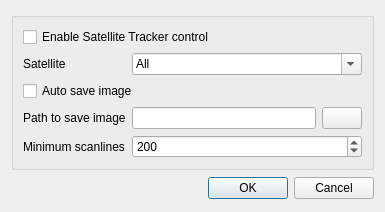
Above: plugins/channelrx/demodapt/aptdemodsettingsdialog.ui from f4exb/sdrangel before the change. Below: the same form after it.
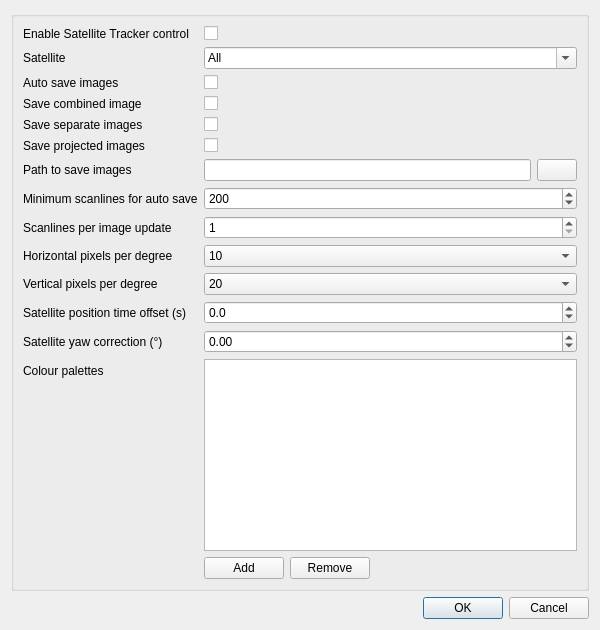
That is the form after the change. Icons and pictures are not drawn.

What changed in the file:
```diff
--- a/plugins/channelrx/demodapt/aptdemodsettingsdialog.ui
+++ b/plugins/channelrx/demodapt/aptdemodsettingsdialog.ui
@@ -6,13 +6,12 @@
    <rect>
     <x>0</x>
     <y>0</y>
-    <width>385</width>
-    <height>212</height>
+    <width>600</width>
+    <height>576</height>
    </rect>
   </property>
   <property name="font">
    <font>
-    <family>Liberation Sans</family>
     <pointsize>9</pointsize>
    </font>
   </property>
@@ -29,14 +28,136 @@
       </sizepolicy>
      </property>
      <layout class="QFormLayout" name="formLayout">
+      <item row="0" column="0">
+       <widget class="QLabel" name="satelliteTrackerControlLabel">
+        <property name="text">
+         <string>Enable Satellite Tracker control</string>
+        </property>
+       </widget>
+      </item>
+      <item row="0" column="1">
+       <widget class="QCheckBox" name="satelliteTrackerControl">
+        <property name="toolTip">
+         <string>Check to enable control by Satellite Tracker feature</string>
+        </property>
+        <property name="text">
+         <string/>
+        </property>
+       </widget>
+      </item>
+      <item row="3" column="0">
+       <widget class="QLabel" name="satelliteLabel">
+        <property name="text">
+         <string>Satellite</string>
+        </property>
+       </widget>
+      </item>
+      <item row="3" column="1">
+       <widget class="QComboBox" name="satellite">
+        <property name="toolTip">
+         <string>Select which satellite this channel will be used for</string>
+        </property>
+        <property name="editable">
+         <bool>true</bool>
+        </property>
+        <item>
+         <property name="text">
+          <string>All</string>
+         </property>
+        </item>
+        <item>
+         <property name="text">
+          <string>NOAA 15</string>
+         </property>
+        </item>
+        <item>
+         <property name="text">
+          <string>NOAA 18</string>
+         </property>
+        </item>
+        <item>
+         <property name="text">
+          <string>NOAA 19</string>
+         </property>
+        </item>
+       </widget>
+      </item>
+      <item row="4" column="0">
+       <widget class="QLabel" name="autoSaveLabel">
+        <property name="text">
+         <string>Auto save images</string>
+        </property>
+       </widget>
+      </item>
+      <item row="4" column="1">
+       <widget class="QCheckBox" name="autoSave">
+        <property name="toolTip">
+         <string>Check to automatically save images when acquisition is stopped or LOS</string>
+        </property>
+        <property name="text">
+         <string/>
+        </property>
+       </widget>
+      </item>
       <item row="5" column="0">
-       <widget class="QLabel" name="autoSavePathLabel">
+       <widget class="QLabel" name="saveCombinedLabel">
         <property name="text">
-         <string>Path to save image</string>
+         <string>Save combined image</string>
         </property>
        </widget>
       </item>
       <item row="5" column="1">
+       <widget class="QCheckBox" name="saveCombined">
+        <property name="toolTip">
+         <string>Save a combined image of both channel A and B</string>
+        </property>
+        <property name="text">
+         <string/>
+        </property>
+       </widget>
+      </item>
+      <item row="6" column="0">
+       <widget class="QLabel" name="saveSeparateLabel">
+        <property name="text">
+         <string>Save separate images</string>
+        </property>
+       </widget>
+      </item>
+      <item row="6" column="1">
+       <widget class="QCheckBox" name="saveSeparate">
+        <property name="toolTip">
+         <string>Save images from channels A and B to separate files</string>
+        </property>
+        <property name="text">
+         <string/>
+        </property>
+       </widget>
+      </item>
+      <item row="7" column="0">
+       <widget class="QLabel" name="saveProjectionLabel">
+        <property name="text">
+         <string>Save projected images</string>
+        </property>
+       </widget>
+      </item>
+      <item row="7" column="1">
+       <widget class="QCheckBox" name="saveProjection">
+        <property name="toolTip">
+         <string>Saves the equidistant cylindrical projected image</string>
+        </property>
+        <property name="text">
+         <string/>
+        </property>
+       </widget>
+      </item>
+      <item row="9" column="0">
+       <widget class="QLabel" name="autoSavePathLabel">
+        <property name="text">
+         <string>Path to save images</string>
+        </property>
+       </widget>
+      </item>
+      <item row="9" column="1">
        <layout class="QHBoxLayout" name="horizontalLayout">
         <item>
          <widget class="QLineEdit" name="autoSavePath">
@@ -58,14 +179,14 @@
         </item>
        </layout>
       </item>
-      <item row="6" column="0">
+      <item row="11" column="0">
        <widget class="QLabel" name="minScanlinesLabel">
         <property name="text">
-         <string>Minimum scanlines</string>
+         <string>Minimum scanlines for auto save</string>
         </property>
        </widget>
       </item>
-      <item row="6" column="1">
+      <item row="11" column="1">
        <widget class="QSpinBox" name="minScanlines">
         <property name="toolTip">
          <string>Enter the minimum number of scanlines in an image (after cropping) for it to be automatically saved</string>
@@ -84,24 +205,79 @@
         </property>
        </widget>
       </item>
-      <item row="2" column="0">
-       <widget class="QLabel" name="satelliteLabel">
+      <item row="12" column="0">
+       <widget class="QLabel" name="scanlinesPerImageUpdateLabel">
         <property name="text">
-         <string>Satellite</string>
+         <string>Scanlines per image update</string>
         </property>
        </widget>
       </item>
-      <item row="2" column="1">
-       <widget class="QComboBox" name="satellite">
+      <item row="12" column="1">
+       <widget class="QSpinBox" name="scanlinesPerImageUpdate">
         <property name="toolTip">
          <string>Select which satellite this channel will be used for</string>
         </property>
-        <property name="editable">
-         <bool>true</bool>
+        <property name="minimum">
+         <number>1</number>
         </property>
+        <property name="maximum">
+         <number>9999</number>
+        </property>
+       </widget>
+      </item>
+      <item row="17" column="0">
+       <widget class="QLabel" name="palettesLabel">
+        <property name="text">
+         <string>Colour palettes</string>
+        </property>
+       </widget>
+      </item>
+      <item row="17" column="1">
+       <widget class="QListWidget" name="palettes">
+        <property name="selectionMode">
+         <enum>QAbstractItemView::MultiSelection</enum>
+        </property>
+       </widget>
+      </item>
+      <item row="18" column="1">
+       <layout class="QHBoxLayout" name="buttonsHhorizontalLayout">
         <item>
+         <widget class="QPushButton" name="addPalette">
+          <property name="text">
+           <string>Add</string>
+          </property>
+         </widget>
+        </item>
+        <item>
+         <widget class="QPushButton" name="removePalette">
+          <property name="text">
+           <string>Remove</string>
+          </property>
+         </widget>
+        </item>
+        <item>
+         <spacer name="buttonsHorizontalSpacer">
+          <property name="orientation">
+           <enum>Qt::Horizontal</enum>
+          </property>
+          <property name="sizeHint" stdset="0">
+           <size>
+            <width>40</width>
+            <height>20</height>
+           </size>
+          </property>
+         </spacer>
+        </item>
+       </layout>
+      </item>
+      <item row="13" column="1">
+       <widget class="QComboBox" name="horizontalPixelsPerDegree">
+        <property name="toolTip">
+         <string>Number of pixels per degree longitude in projected image</string>
+        </property>
+        <item>
          <property name="text">
-          <string>All</string>
+          <string>10</string>
          </property>
         </item>
         <item>
@@ -114,30 +290,77 @@
           <string>NOAA 18</string>
          </property>
         </item>
+       </widget>
+      </item>
+      <item row="14" column="1">
+       <widget class="QComboBox" name="verticalPixelsPerDegree">
+        <property name="toolTip">
+         <string>Number of pixels per degree latitude in projected image</string>
+        </property>
         <item>
          <property name="text">
-          <string>NOAA 19</string>
+          <string>20</string>
          </property>
         </item>
        </widget>
       </item>
-      <item row="1" column="0" colspan="2">
-       <widget class="QCheckBox" name="satelliteTrackerControl">
-        <property name="toolTip">
-         <string>Check to enable control by Satellite Tracker feature</string>
+      <item row="13" column="0">
+       <widget class="QLabel" name="horizontalPixelsPerDegreeLabel">
+        <property name="text">
+         <string>Horizontal pixels per degree</string>
         </property>
+       </widget>
+      </item>
+      <item row="14" column="0">
+       <widget class="QLabel" name="verticalPixelsPerDegreeLabel">
         <property name="text">
-         <string>Enable Satellite Tracker control</string>
+         <string>Vertical pixels per degree</string>
         </property>
        </widget>
       </item>
-      <item row="3" column="0" colspan="2">
-       <widget class="QCheckBox" name="autoSave">
+      <item row="15" column="0">
+       <widget class="QLabel" name="satTimeOffsetLabel">
+        <property name="text">
+         <string>Satellite position time offset (s)</string>
+        </property>
+       </widget>
+      </item>
+      <item row="15" column="1">
+       <widget class="QDoubleSpinBox" name="satTimeOffset">
         <property name="toolTip">
          <string>Check to automatically save images when acquisition is stopped or LOS</string>
         </property>
+        <property name="decimals">
+         <number>1</number>
+        </property>
+        <property name="minimum">
+         <double>-100.000000000000000</double>
+        </property>
+       </widget>
+      </item>
+      <item row="16" column="0">
+       <widget class="QLabel" name="satYawLabel">
         <property name="text">
-         <string>Auto save image</string>
+         <string>Satellite yaw correction (°)</string>
+        </property>
+       </widget>
+      </item>
+      <item row="16" column="1">
+       <widget class="QDoubleSpinBox" name="satYaw">
+        <property name="toolTip">
+         <string>Add yaw offset to help with aligning images on the map.</string>
+        </property>
+        <property name="decimals">
+         <number>2</number>
+        </property>
+        <property name="minimum">
+         <double>-10.000000000000000</double>
+        </property>
+        <property name="maximum">
+         <double>10.000000000000000</double>
+        </property>
+        <property name="singleStep">
+         <double>0.250000000000000</double>
         </property>
        </widget>
       </item>
```
Left out of the diff: 46 changed lines with no effect on the pictures.
